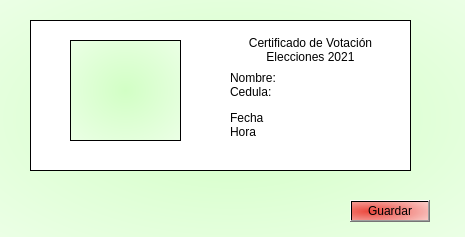
First picture: the form in certificado.ui, repository JA-Camacho/Qt-Sistema-de-Votacion, before the edit.
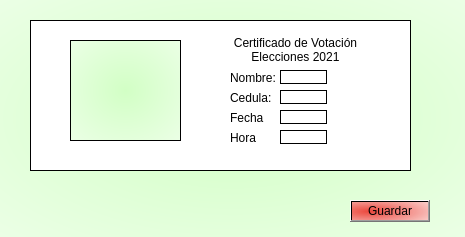
Second picture: the form after the edit. Icons and pictures are not drawn.

Patch:
```diff
--- a/certificado.ui
+++ b/certificado.ui
@@ -32,7 +32,7 @@
    <string notr="true">background-color: qradialgradient(spread:pad, cx:0.477227, cy:0.392, radius:1.271, fx:0.477227, fy:0.387, stop:0 rgba(104, 206, 245, 248), stop:1 rgba(255, 255, 255, 255));
 background-color: qradialgradient(spread:pad, cx:0.5, cy:0.5, radius:1.271, fx:0.5, fy:0.5, stop:0 rgba(210, 255, 197, 255), stop:1 rgba(255, 255, 255, 255));</string>
   </property>
-  <widget class="QPushButton" name="cmdSave">
+  <widget class="QPushButton" name="cmdGuardar">
    <property name="geometry">
     <rect>
      <x>350</x>
@@ -48,12 +48,12 @@
     <string>Guardar</string>
    </property>
   </widget>
-  <widget class="QLabel" name="label">
+  <widget class="QLabel" name="outTitulo">
    <property name="geometry">
     <rect>
-     <x>240</x>
+     <x>230</x>
      <y>30</y>
-     <width>141</width>
+     <width>131</width>
      <height>41</height>
     </rect>
    </property>
@@ -69,15 +69,15 @@
     <rect>
      <x>230</x>
      <y>70</y>
-     <width>161</width>
-     <height>31</height>
+     <width>51</width>
+     <height>16</height>
     </rect>
    </property>
    <property name="styleSheet">
     <string notr="true">background-color: qradialgradient(spread:pad, cx:0.5, cy:0.5, radius:0.5, fx:0.5, fy:0.5, stop:0 rgba(255, 255, 255, 255), stop:1 rgba(255, 255, 255, 255));</string>
    </property>
    <property name="text">
-    <string>&lt;html&gt;&lt;head/&gt;&lt;body&gt;&lt;p&gt;Nombre:&lt;br/&gt;Cedula:&lt;/p&gt;&lt;/body&gt;&lt;/html&gt;</string>
+    <string>&lt;html&gt;&lt;head/&gt;&lt;body&gt;&lt;p&gt;Nombre:&lt;/p&gt;&lt;/body&gt;&lt;/html&gt;</string>
    </property>
   </widget>
   <widget class="QLabel" name="label_3">
@@ -85,15 +85,15 @@
     <rect>
      <x>230</x>
      <y>110</y>
-     <width>161</width>
-     <height>31</height>
+     <width>41</width>
+     <height>16</height>
     </rect>
    </property>
    <property name="styleSheet">
     <string notr="true">background-color: qradialgradient(spread:pad, cx:0.5, cy:0.5, radius:0.5, fx:0.5, fy:0.5, stop:0 rgba(255, 255, 255, 255), stop:1 rgba(255, 255, 255, 255));</string>
    </property>
    <property name="text">
-    <string>&lt;html&gt;&lt;head/&gt;&lt;body&gt;&lt;p&gt;Fecha&lt;br/&gt;Hora&lt;/p&gt;&lt;/body&gt;&lt;/html&gt;</string>
+    <string>&lt;html&gt;&lt;head/&gt;&lt;body&gt;&lt;p&gt;Fecha&lt;/p&gt;&lt;/body&gt;&lt;/html&gt;</string>
    </property>
   </widget>
   <widget class="QPlainTextEdit" name="plainTextEdit">
@@ -122,12 +122,126 @@
     <string notr="true">border-image: url(:/imagenes/Recursos/Fotostock.jpg);</string>
    </property>
   </widget>
+  <widget class="QLabel" name="label_4">
+   <property name="geometry">
+    <rect>
+     <x>230</x>
+     <y>90</y>
+     <width>41</width>
+     <height>16</height>
+    </rect>
+   </property>
+   <property name="styleSheet">
+    <string notr="true">background-color: qradialgradient(spread:pad, cx:0.5, cy:0.5, radius:0.5, fx:0.5, fy:0.5, stop:0 rgba(255, 255, 255, 255), stop:1 rgba(255, 255, 255, 255));</string>
+   </property>
+   <property name="text">
+    <string>&lt;html&gt;&lt;head/&gt;&lt;body&gt;&lt;p&gt;Cedula:&lt;/p&gt;&lt;/body&gt;&lt;/html&gt;</string>
+   </property>
+  </widget>
+  <widget class="QLabel" name="outNombre">
+   <property name="geometry">
+    <rect>
+     <x>280</x>
+     <y>70</y>
+     <width>47</width>
+     <height>14</height>
+    </rect>
+   </property>
+   <property name="styleSheet">
+    <string notr="true">background-color: rgb(255, 255, 255);</string>
+   </property>
+   <property name="frameShape">
+    <enum>QFrame::Box</enum>
+   </property>
+   <property name="text">
+    <string/>
+   </property>
+  </widget>
+  <widget class="QLabel" name="outCedula">
+   <property name="geometry">
+    <rect>
+     <x>280</x>
+     <y>90</y>
+     <width>47</width>
+     <height>14</height>
+    </rect>
+   </property>
+   <property name="styleSheet">
+    <string notr="true">background-color: rgb(255, 255, 255);</string>
+   </property>
+   <property name="frameShape">
+    <enum>QFrame::Box</enum>
+   </property>
+   <property name="text">
+    <string/>
+   </property>
+  </widget>
+  <widget class="QLabel" name="label_7">
+   <property name="geometry">
+    <rect>
+     <x>230</x>
+     <y>130</y>
+     <width>41</width>
+     <height>16</height>
+    </rect>
+   </property>
+   <property name="styleSheet">
+    <string notr="true">background-color: qradialgradient(spread:pad, cx:0.5, cy:0.5, radius:0.5, fx:0.5, fy:0.5, stop:0 rgba(255, 255, 255, 255), stop:1 rgba(255, 255, 255, 255));</string>
+   </property>
+   <property name="text">
+    <string>&lt;html&gt;&lt;head/&gt;&lt;body&gt;&lt;p&gt;Hora&lt;/p&gt;&lt;/body&gt;&lt;/html&gt;</string>
+   </property>
+  </widget>
+  <widget class="QLabel" name="outFecha">
+   <property name="geometry">
+    <rect>
+     <x>280</x>
+     <y>110</y>
+     <width>47</width>
+     <height>14</height>
+    </rect>
+   </property>
+   <property name="styleSheet">
+    <string notr="true">background-color: rgb(255, 255, 255);</string>
+   </property>
+   <property name="frameShape">
+    <enum>QFrame::Box</enum>
+   </property>
+   <property name="text">
+    <string/>
+   </property>
+  </widget>
+  <widget class="QLabel" name="outHora">
+   <property name="geometry">
+    <rect>
+     <x>280</x>
+     <y>130</y>
+     <width>47</width>
+     <height>14</height>
+    </rect>
+   </property>
+   <property name="styleSheet">
+    <string notr="true">background-color: rgb(255, 255, 255);</string>
+   </property>
+   <property name="frameShape">
+    <enum>QFrame::Box</enum>
+   </property>
+   <property name="text">
+    <string/>
+   </property>
+  </widget>
   <zorder>plainTextEdit</zorder>
-  <zorder>cmdSave</zorder>
-  <zorder>label</zorder>
+  <zorder>cmdGuardar</zorder>
+  <zorder>outTitulo</zorder>
   <zorder>label_2</zorder>
   <zorder>label_3</zorder>
   <zorder>graphicsView</zorder>
+  <zorder>label_4</zorder>
+  <zorder>outNombre</zorder>
+  <zorder>outCedula</zorder>
+  <zorder>label_7</zorder>
+  <zorder>outFecha</zorder>
+  <zorder>outHora</zorder>
  </widget>
  <resources/>
  <connections/>
```
